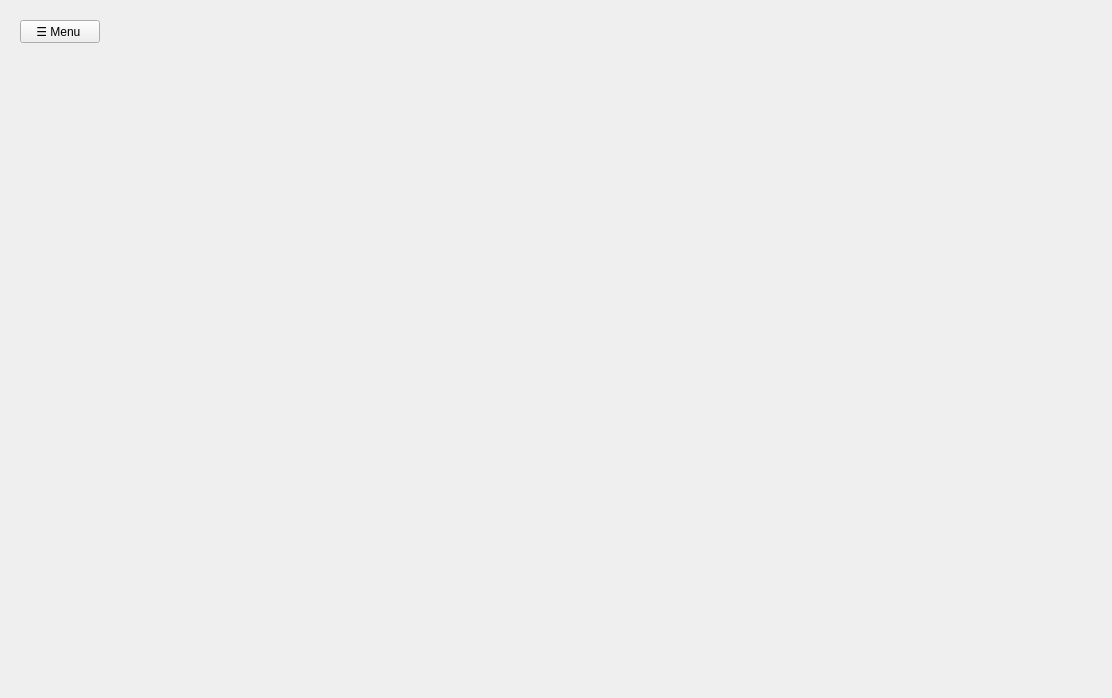
Qt form admin.ui (MegaMineDSS/LuxeMine) before a commit.
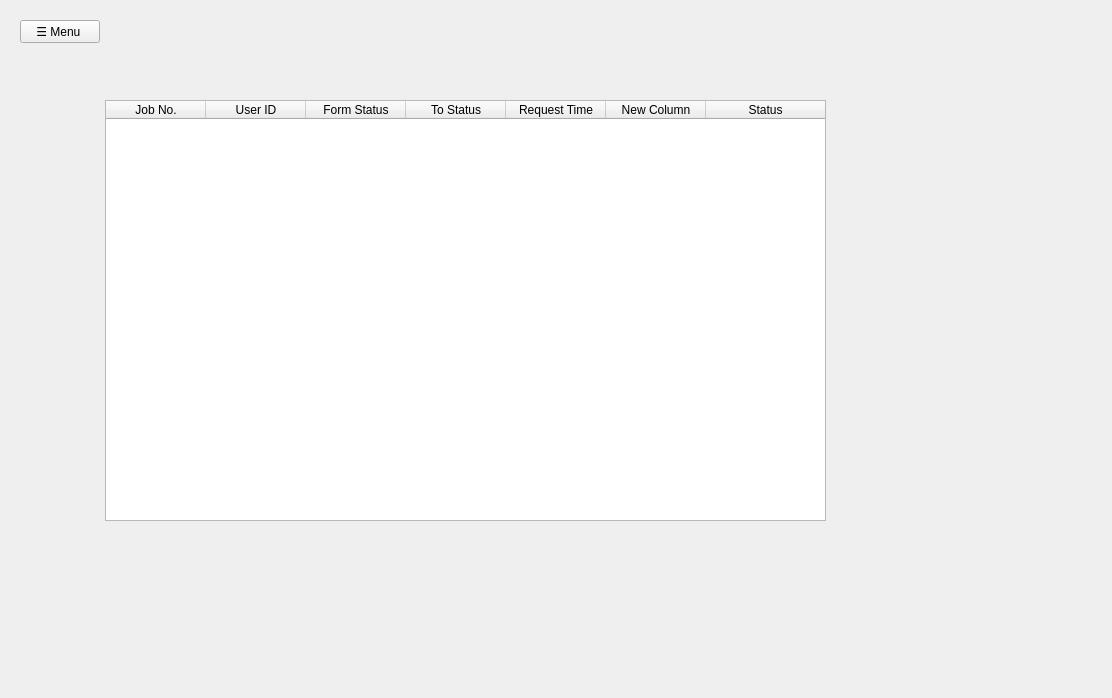
The same form after that commit.

Commit message: Added admin order request handling functionality

Diff of the .ui file:
```diff
--- a/admin.ui
+++ b/admin.ui
@@ -3887,7 +3887,56 @@
              </item>
             </layout>
            </widget>
-           <widget class="QWidget" name="orderBookRequest"/>
+           <widget class="QWidget" name="orderBookRequest">
+            <widget class="QTableWidget" name="jobsheet_request_table">
+             <property name="geometry">
+              <rect>
+               <x>85</x>
+               <y>51</y>
+               <width>721</width>
+               <height>421</height>
+              </rect>
+             </property>
+             <attribute name="horizontalHeaderStretchLastSection">
+              <bool>true</bool>
+             </attribute>
+             <column>
+              <property name="text">
+               <string>Job No.</string>
+              </property>
+             </column>
+             <column>
+              <property name="text">
+               <string>User ID</string>
+              </property>
+             </column>
+             <column>
+              <property name="text">
+               <string>Form Status</string>
+              </property>
+             </column>
+             <column>
+              <property name="text">
+               <string>To Status</string>
+              </property>
+             </column>
+             <column>
+              <property name="text">
+               <string>Request Time</string>
+              </property>
+             </column>
+             <column>
+              <property name="text">
+               <string>New Column</string>
+              </property>
+             </column>
+             <column>
+              <property name="text">
+               <string>Status</string>
+              </property>
+             </column>
+            </widget>
+           </widget>
           </widget>
          </item>
          <item row="7" column="1">
```
Left out of the diff: 26 changed lines with no effect on the pictures. The commit also changes 4 other files.
